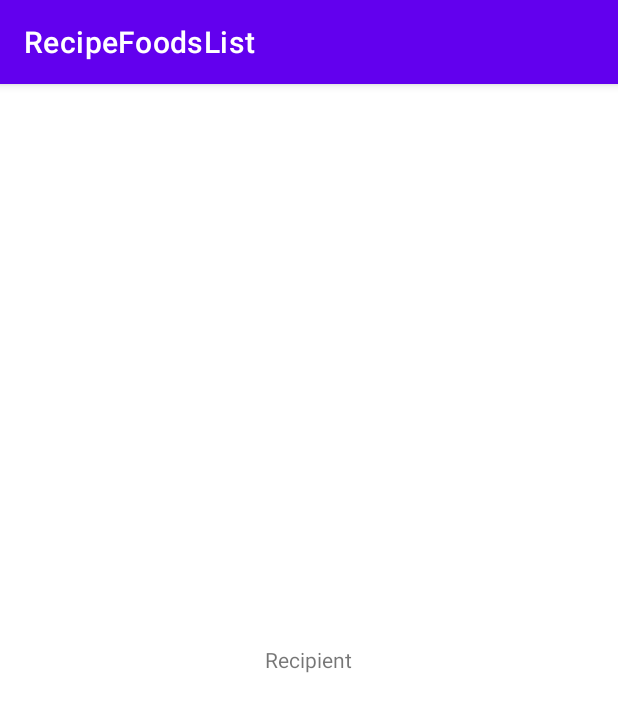
After one commit to dalmagathe/RecipeFoodsList, an Android app: the AddRecipe screen opened directly, with no data from a screen before it, on a phone screen of 412 x 824 dp. The commit adds this screen. Shown: the top 712 px of the screen. Run offline under Robolectric (Android 15) with nearby library versions, the phone set to English and light mode, and no system bars.

```diff
--- /dev/null
+++ b/app/src/main/java/com/example/recipefoodslist/AddRecipe.java
@@ -0,0 +1,14 @@
+package com.example.recipefoodslist;
+
+import androidx.appcompat.app.AppCompatActivity;
+
+import android.os.Bundle;
+
+public class AddRecipe extends AppCompatActivity {
+
+    @Override
+    protected void onCreate(Bundle savedInstanceState) {
+        super.onCreate(savedInstanceState);
+        setContentView(R.layout.activity_add_recipe);
+    }
+}
--- /dev/null
+++ b/app/src/main/res/layout/activity_add_recipe.xml
@@ -0,0 +1,16 @@
+<?xml version="1.0" encoding="utf-8"?>
+<RelativeLayout xmlns:android="http://schemas.android.com/apk/res/android"
+    xmlns:app="http://schemas.android.com/apk/res-auto"
+    xmlns:tools="http://schemas.android.com/tools"
+    android:layout_width="match_parent"
+    android:layout_height="match_parent"
+    tools:context=".MainActivity">
+
+    <TextView
+        android:layout_width="wrap_content"
+        android:layout_height="wrap_content"
+        android:text="Recipient"
+        android:layout_centerVertical="true"
+        android:layout_centerHorizontal="true" />
+
+</RelativeLayout>
```
Also changed, not shown: app/src/main/AndroidManifest.xml (+7 -0 lines), app/src/main/java/com/example/recipefoodslist/MainActivity.java (+17 -0 lines).
